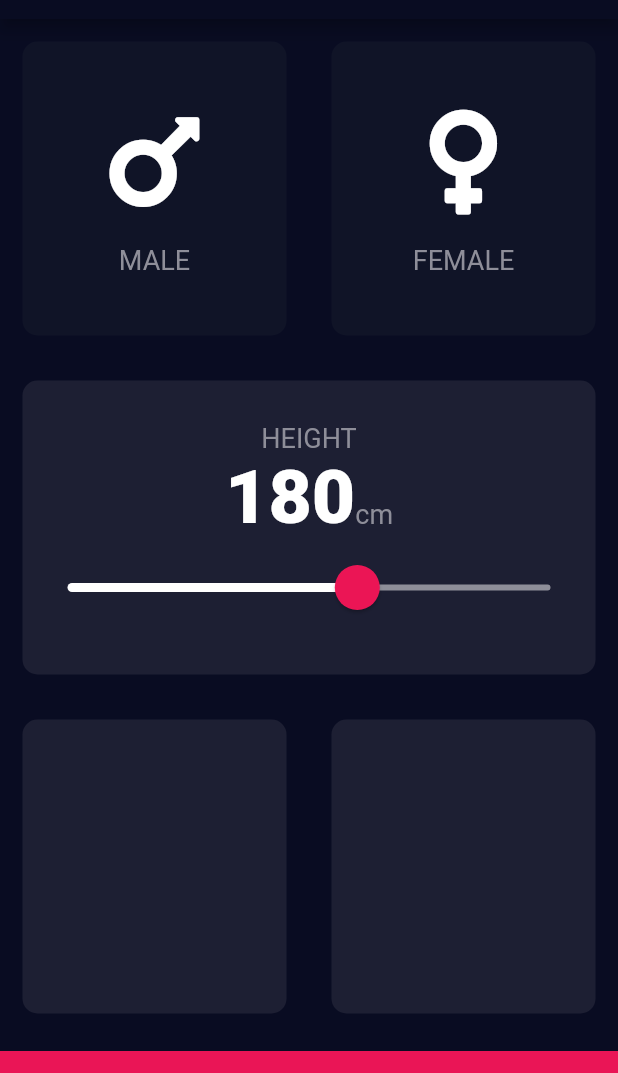
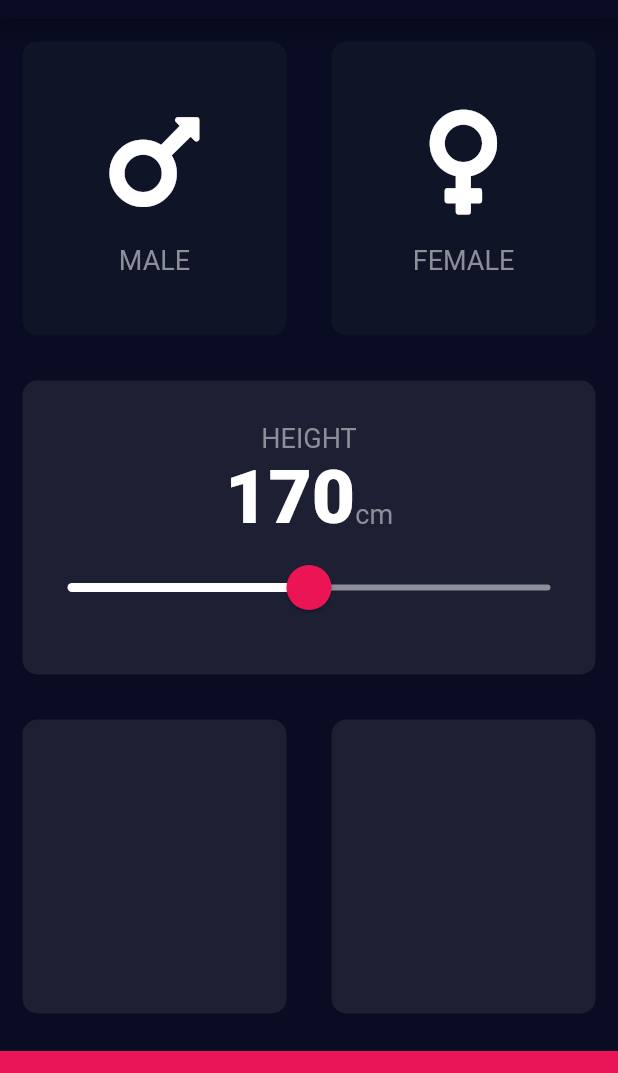
Before and after one commit to Oyekunle-Mark/rango_bmi_calc, a Flutter app: the screen it shows after launch, on a phone screen of 412 x 824 dp, the part 65-1138 px from its top. Run offline on Flutter 3.47's test engine with Material 2 defaults, Android fonts, the phone set to English and light mode, and no system bars; our stand-ins replace font_awesome_flutter.

```diff
--- a/lib/input_page.dart
+++ b/lib/input_page.dart
@@ -16,7 +16,7 @@ class InputPage extends StatefulWidget {
 
 class _InputPageState extends State<InputPage> {
   Gender selectedGender;
-  int height = 180;
+  int height = 170;
 
   @override
   Widget build(BuildContext context) {
```
